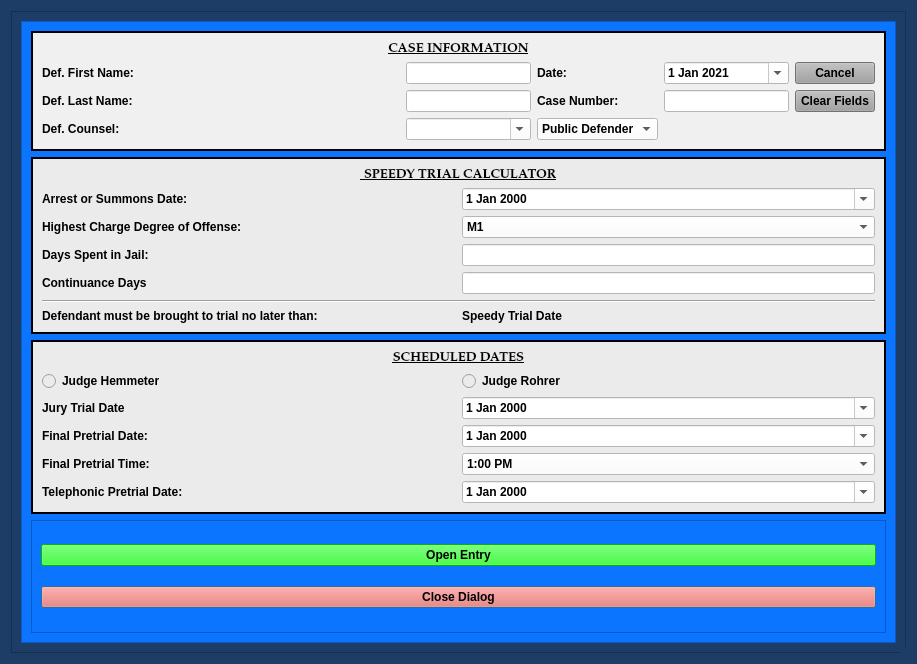
Old version of the form package/views/ui/SchedulingEntryDialog.ui in the repository HunterProgram22/MuniEntry.
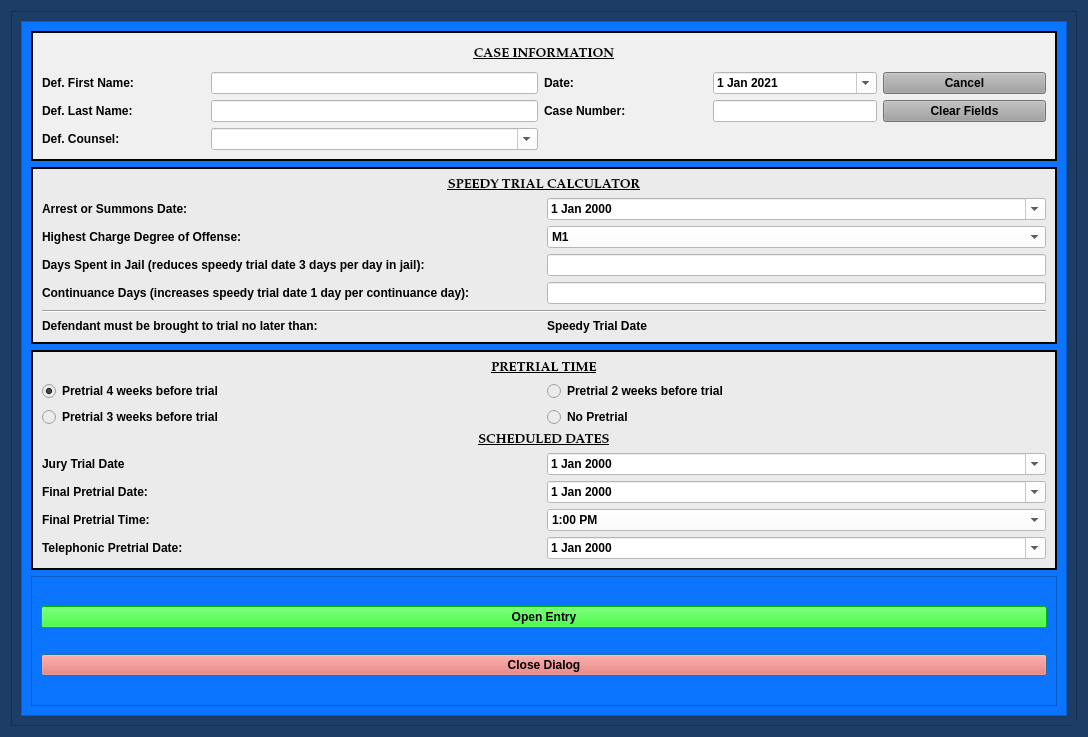
New version of the form.

Commit message: Added Scheduling Entries.

Diff of the .ui file:
```diff
--- a/package/views/ui/SchedulingEntryDialog.ui
+++ b/package/views/ui/SchedulingEntryDialog.ui
@@ -9,8 +9,8 @@
    <rect>
     <x>0</x>
     <y>0</y>
-    <width>917</width>
-    <height>664</height>
+    <width>1088</width>
+    <height>737</height>
    </rect>
   </property>
   <property name="sizePolicy">
@@ -177,8 +177,8 @@
           <rect>
            <x>0</x>
            <y>0</y>
-           <width>877</width>
-           <height>624</height>
+           <width>1048</width>
+           <height>697</height>
           </rect>
          </property>
          <layout class="QGridLayout" name="gridLayout_2">
@@ -202,7 +202,7 @@
             <property name="lineWidth">
              <number>2</number>
             </property>
-            <layout class="QGridLayout" name="gridLayout" columnstretch="1,0,0,0,0">
+            <layout class="QGridLayout" name="gridLayout" columnstretch="1,2,1,1,1">
              <item row="1" column="0">
               <widget class="QLabel" name="label">
                <property name="text">
@@ -322,33 +322,6 @@
                </property>
               </widget>
              </item>
-             <item row="3" column="2">
-              <widget class="QComboBox" name="defense_counsel_type_box">
-               <property name="styleSheet">
-                <string notr="true">background-color: rgb(255, 255, 255);</string>
-               </property>
-               <item>
-                <property name="text">
-                 <string>Public Defender</string>
-                </property>
-               </item>
-               <item>
-                <property name="text">
-                 <string>Private Counsel</string>
-                </property>
-               </item>
-              </widget>
-             </item>
-             <item row="3" column="1">
-              <widget class="QComboBox" name="defense_counsel_name_box">
-               <property name="styleSheet">
-                <string notr="true">background-color: rgb(255, 255, 255);</string>
-               </property>
-               <property name="editable">
-                <bool>true</bool>
-               </property>
-              </widget>
-             </item>
              <item row="0" column="0" colspan="5">
               <widget class="QLabel" name="label_6">
                <property name="font">
@@ -369,6 +342,16 @@
                </property>
               </widget>
              </item>
+             <item row="3" column="1">
+              <widget class="QComboBox" name="defense_counsel_name_box">
+               <property name="styleSheet">
+                <string notr="true">background-color: rgb(255, 255, 255);</string>
+               </property>
+               <property name="editable">
+                <bool>true</bool>
+               </property>
+              </widget>
+             </item>
             </layout>
            </widget>
           </item>
@@ -407,7 +390,7 @@
                 </font>
                </property>
                <property name="text">
-                <string> SPEEDY TRIAL CALCULATOR</string>
+                <string>SPEEDY TRIAL CALCULATOR</string>
                </property>
                <property name="alignment">
                 <set>Qt::AlignCenter</set>
@@ -417,7 +400,8 @@
              <item row="1" column="1">
               <widget class="QDateEdit" name="arrest_summons_date_box">
                <property name="styleSheet">
-                <string notr="true">background-color: rgb(255, 255, 255);</string>
+                <string notr="true">color: rgb(0, 0, 0);
+background-color: rgb(255, 255, 255);</string>
                </property>
                <property name="calendarPopup">
                 <bool>true</bool>
@@ -427,7 +411,7 @@
              <item row="3" column="0">
               <widget class="QLabel" name="label_10">
                <property name="text">
-                <string>Days Spent in Jail:</string>
+                <string>Days Spent in Jail (reduces speedy trial date 3 days per day in jail):</string>
                </property>
               </widget>
              </item>
@@ -506,7 +490,7 @@
              <item row="4" column="0">
               <widget class="QLabel" name="label_15">
                <property name="text">
-                <string>Continuance Days</string>
+                <string>Continuance Days (increases speedy trial date 1 day per continuance day):</string>
                </property>
               </widget>
              </item>
@@ -535,99 +519,17 @@
              <number>2</number>
             </property>
             <layout class="QGridLayout" name="gridLayout_5">
-             <item row="1" column="0">
-              <widget class="QRadioButton" name="judge_hemmeter_radioButton">
+             <item row="2" column="0">
+              <widget class="QRadioButton" name="four_week_pretrial_radioButton">
                <property name="text">
-                <string>Judge Hemmeter</string>
+                <string>Pretrial 4 weeks before trial</string>
                </property>
-              </widget>
-             </item>
-             <item row="1" column="1">
-              <widget class="QRadioButton" name="judge_rohrer_radioButton">
-               <property name="text">
-                <string>Judge Rohrer</string>
-               </property>
-              </widget>
-             </item>
-             <item row="0" column="0" colspan="2">
-              <widget class="QLabel" name="label_5">
-               <property name="font">
-                <font>
-                 <family>Palatino Linotype</family>
-                 <pointsize>10</pointsize>
-                 <weight>75</weight>
-                 <italic>false</italic>
-                 <bold>true</bold>
-                 <underline>true</underline>
-                </font>
-               </property>
-               <property name="text">
-                <string>SCHEDULED DATES</string>
-               </property>
-               <property name="alignment">
-                <set>Qt::AlignCenter</set>
-               </property>
-              </widget>
-             </item>
-             <item row="3" column="1">
-              <widget class="QDateEdit" name="trial_dateEdit">
-               <property name="styleSheet">
-                <string notr="true">background-color: rgb(255, 255, 255);</string>
-               </property>
-               <property name="calendarPopup">
+               <property name="checked">
                 <bool>true</bool>
                </property>
               </widget>
              </item>
-             <item row="6" column="0">
-              <widget class="QLabel" name="label_7">
-               <property name="text">
-                <string>Final Pretrial Time:</string>
-               </property>
-              </widget>
-             </item>
-             <item row="7" column="1">
-              <widget class="QDateEdit" name="pretrial_dateEdit">
-               <property name="styleSheet">
-                <string notr="true">background-color: rgb(255, 255, 255);</string>
-               </property>
-               <property name="calendarPopup">
-                <bool>true</bool>
-               </property>
-              </widget>
-             </item>
-             <item row="4" column="1">
-              <widget class="QDateEdit" name="final_pretrial_dateEdit">
-               <property name="styleSheet">
-                <string notr="true">background-color: rgb(255, 255, 255);</string>
-               </property>
-               <property name="calendarPopup">
-                <bool>true</bool>
-               </property>
-              </widget>
-             </item>
-             <item row="4" column="0">
-              <widget class="QLabel" name="label_9">
-               <property name="text">
-                <string>Final Pretrial Date:</string>
-               </property>
-              </widget>
-             </item>
-             <item row="7" column="0">
-              <widget class="QLabel" name="label_8">
-               <property name="text">
-                <string>Telephonic Pretrial Date:</string>
-               </property>
-              </widget>
-             </item>
-             <item row="3" column="0">
-              <widget class="QLabel" name="label_4">
-               <property name="text">
-                <string>Jury Trial Date</string>
-               </property>
-              </widget>
-             </item>
-             <item row="6" column="1">
+             <item row="8" column="1">
               <widget class="QComboBox" name="final_pretrial_time_box">
                <property name="styleSheet">
                 <string notr="true">background-color: rgb(255, 255, 255);</string>
@@ -704,6 +606,137 @@
                </item>
               </widget>
              </item>
+             <item row="3" column="0">
+              <widget class="QRadioButton" name="three_week_pretrial_radioButton">
+               <property name="text">
+                <string>Pretrial 3 weeks before trial</string>
+               </property>
+               <attribute name="buttonGroup">
+                <string notr="true">buttonGroup</string>
+               </attribute>
+              </widget>
+             </item>
+             <item row="4" column="0" colspan="2">
+              <widget class="QLabel" name="label_5">
+               <property name="font">
+                <font>
+                 <family>Palatino Linotype</family>
+                 <pointsize>10</pointsize>
+                 <weight>75</weight>
+                 <italic>false</italic>
+                 <bold>true</bold>
+                 <underline>true</underline>
+                </font>
+               </property>
+               <property name="text">
+                <string>SCHEDULED DATES</string>
+               </property>
+               <property name="alignment">
+                <set>Qt::AlignCenter</set>
+               </property>
+              </widget>
+             </item>
+             <item row="3" column="1">
+              <widget class="QRadioButton" name="no_pretrial_radioButton">
+               <property name="text">
+                <string>No Pretrial</string>
+               </property>
+               <attribute name="buttonGroup">
+                <string notr="true">buttonGroup</string>
+               </attribute>
+              </widget>
+             </item>
+             <item row="2" column="1">
+              <widget class="QRadioButton" name="two_week_pretrial_radioButton">
+               <property name="text">
+                <string>Pretrial 2 weeks before trial</string>
+               </property>
+               <attribute name="buttonGroup">
+                <string notr="true">buttonGroup</string>
+               </attribute>
+              </widget>
+             </item>
+             <item row="9" column="1">
+              <widget class="QDateEdit" name="pretrial_dateEdit">
+               <property name="styleSheet">
+                <string notr="true">color: rgb(0, 0, 0);
+background-color: rgb(255, 255, 255);</string>
+               </property>
+               <property name="calendarPopup">
+                <bool>true</bool>
+               </property>
+              </widget>
+             </item>
+             <item row="8" column="0">
+              <widget class="QLabel" name="label_7">
+               <property name="text">
+                <string>Final Pretrial Time:</string>
+               </property>
+              </widget>
+             </item>
+             <item row="5" column="1">
+              <widget class="QDateEdit" name="trial_dateEdit">
+               <property name="styleSheet">
+                <string notr="true">color: rgb(0, 0, 0);
+background-color: rgb(255, 255, 255);</string>
+               </property>
+               <property name="calendarPopup">
+                <bool>true</bool>
+               </property>
+              </widget>
+             </item>
+             <item row="6" column="0">
+              <widget class="QLabel" name="label_9">
+               <property name="text">
+                <string>Final Pretrial Date:</string>
+               </property>
+              </widget>
+             </item>
+             <item row="9" column="0">
+              <widget class="QLabel" name="pretrial_date_label">
+               <property name="text">
+                <string>Telephonic Pretrial Date:</string>
+               </property>
+              </widget>
+             </item>
+             <item row="5" column="0">
+              <widget class="QLabel" name="label_4">
+               <property name="text">
+                <string>Jury Trial Date</string>
+               </property>
+              </widget>
+             </item>
+             <item row="6" column="1">
+              <widget class="QDateEdit" name="final_pretrial_dateEdit">
+               <property name="styleSheet">
+                <string notr="true">color: rgb(0, 0, 0);
+background-color: rgb(255, 255, 255);</string>
+               </property>
+               <property name="calendarPopup">
+                <bool>true</bool>
+               </property>
+              </widget>
+             </item>
+             <item row="1" column="0" colspan="2">
+              <widget class="QLabel" name="label_16">
+               <property name="font">
+                <font>
+                 <family>Palatino Linotype</family>
+                 <pointsize>10</pointsize>
+                 <weight>75</weight>
+                 <italic>false</italic>
+                 <bold>true</bold>
+                 <underline>true</underline>
+                </font>
+               </property>
+               <property name="text">
+                <string>PRETRIAL TIME</string>
+               </property>
+               <property name="alignment">
+                <set>Qt::AlignCenter</set>
+               </property>
+              </widget>
+             </item>
             </layout>
            </widget>
           </item>
```
Left out of the diff: 6 changed lines with no effect on the pictures. The commit also changes 22 other files.
